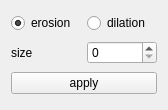
Hboni/francis, file src/view/ui/MorphoBasics.ui: the form before one commit.
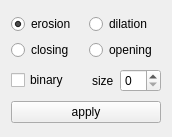
The form after the commit.

```diff
--- a/src/view/ui/MorphoBasics.ui
+++ b/src/view/ui/MorphoBasics.ui
@@ -6,8 +6,8 @@
    <rect>
     <x>0</x>
     <y>0</y>
-    <width>168</width>
-    <height>110</height>
+    <width>172</width>
+    <height>137</height>
    </rect>
   </property>
   <property name="windowTitle">
@@ -16,6 +16,13 @@
   <layout class="QVBoxLayout" name="verticalLayout">
    <item>
     <layout class="QGridLayout" name="gridLayout">
+     <item row="0" column="1">
+      <widget class="QRadioButton" name="dilation">
+       <property name="text">
+        <string>dilation</string>
+       </property>
+      </widget>
+     </item>
      <item row="0" column="0">
       <widget class="QRadioButton" name="erosion">
        <property name="text">
@@ -26,10 +33,17 @@
        </property>
       </widget>
      </item>
-     <item row="0" column="1">
-      <widget class="QRadioButton" name="dilation">
+     <item row="1" column="0">
+      <widget class="QRadioButton" name="closing">
        <property name="text">
-        <string>dilation</string>
+        <string>closing</string>
+       </property>
+      </widget>
+     </item>
+     <item row="1" column="1">
+      <widget class="QRadioButton" name="opening">
+       <property name="text">
+        <string>opening</string>
        </property>
       </widget>
      </item>
@@ -37,6 +51,26 @@
    </item>
    <item>
     <layout class="QHBoxLayout" name="horizontalLayout">
+     <item>
+      <widget class="QCheckBox" name="binary">
+       <property name="text">
+        <string>binary</string>
+       </property>
+      </widget>
+     </item>
+     <item>
+      <spacer name="horizontalSpacer">
+       <property name="orientation">
+        <enum>Qt::Horizontal</enum>
+       </property>
+       <property name="sizeHint" stdset="0">
+        <size>
+         <width>40</width>
+         <height>20</height>
+        </size>
+       </property>
+      </spacer>
+     </item>
      <item>
       <widget class="QLabel" name="label">
        <property name="text">
```
